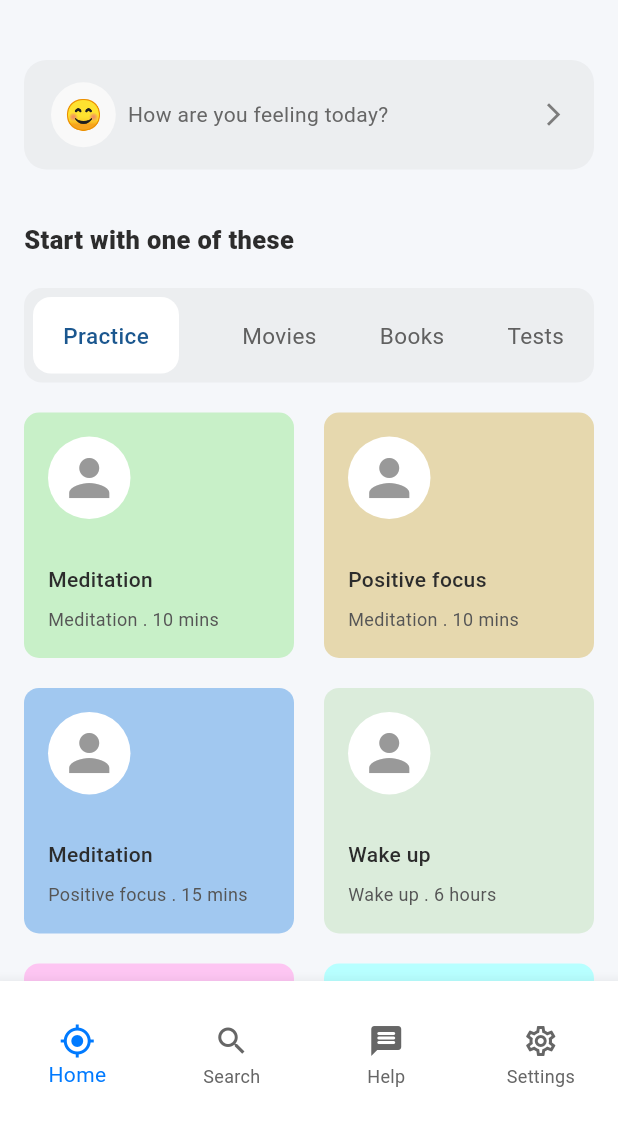
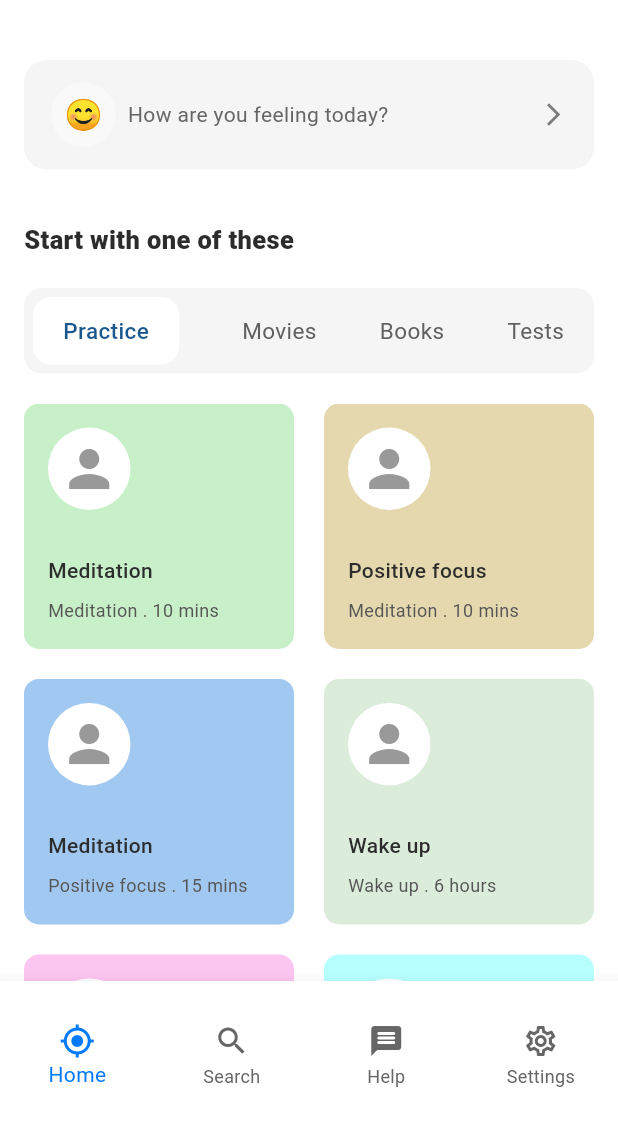
Before and after one commit to JoshuaOzibo/Mental_health_ui, a Flutter app: the screen it shows after launch, on a phone screen of 412 x 824 dp, the part 105-1236 px from its top. Run offline on Flutter 3.47's test engine with Material 3 defaults, Android fonts, the phone set to English and light mode, and no system bars.

Commit message:
feat: update UI colors to improve visual consistency across app components

```diff
--- a/lib/features/home_page/components/app_bar.dart
+++ b/lib/features/home_page/components/app_bar.dart
@@ -11,7 +11,7 @@ class AppBarSection extends StatelessWidget implements PreferredSizeWidget {
     return AppBar(
       leadingWidth: 300,
       toolbarHeight: 80,
-      backgroundColor: NovaColors.backgroundLight,
+      backgroundColor: Colors.white,
       leading: Row(
         spacing: 8,
         mainAxisAlignment: MainAxisAlignment.start,
--- a/lib/features/home_page/components/practices_ui.dart
+++ b/lib/features/home_page/components/practices_ui.dart
@@ -8,12 +8,8 @@ class PracticesUi extends StatelessWidget {
 
   @override
   Widget build(BuildContext context) {
-    return SingleChildScrollView(
-      child: Column(
-        children: [
-          GridView.builder(
-            shrinkWrap: true,
-            physics: NeverScrollableScrollPhysics(),
+    return GridView.builder(
+      padding: const EdgeInsets.only(bottom: 20),
       gridDelegate: SliverGridDelegateWithFixedCrossAxisCount(
         crossAxisCount: 2,
         crossAxisSpacing: 20,
@@ -22,25 +18,26 @@ class PracticesUi extends StatelessWidget {
       ),
 
       itemCount: practiceData.length,
-            itemBuilder: (context, index){
+      itemBuilder: (context, index) {
         final data = practiceData[index];
         return CardUI(
-                color: data['color'] == "NovaColors.meditationGreen" ? NovaColors.meditationGreen
-                : data['color'] == "NovaColors.positiveFocusPeach," ? const Color.fromARGB(255, 230, 216, 174)
-                : data['color'] == "NovaColors.wakeUpBlue" ? const Color.fromARGB(255, 161, 200, 240)
-                : data['color'] == "NovaColors.mindfulnessLightGreen" ? const Color.fromARGB(255, 219, 236, 219)
-                : data['color'] == "const Color.fromARGB(255, 218, 255, 153)" ? const Color.fromARGB(255, 253, 197, 242)
+          color: data['color'] == "NovaColors.meditationGreen"
+              ? NovaColors.meditationGreen
+              : data['color'] == "NovaColors.positiveFocusPeach,"
+              ? const Color.fromARGB(255, 230, 216, 174)
+              : data['color'] == "NovaColors.wakeUpBlue"
+              ? const Color.fromARGB(255, 161, 200, 240)
+              : data['color'] == "NovaColors.mindfulnessLightGreen"
+              ? const Color.fromARGB(255, 219, 236, 219)
+              : data['color'] == "const Color.fromARGB(255, 218, 255, 153)"
+              ? const Color.fromARGB(255, 253, 197, 242)
               : const Color.fromARGB(255, 183, 255, 255),
           practice: data['practice']!,
           time: data['time']!,
         );
-            }
+      },
+    );
 
-          ),
-
-          SizedBox(height: 20),
-        ],
-      ),
-    );
+    // SizedBox(height: 20),
   }
 }
--- a/lib/features/home_page/screens/home_screen.dart
+++ b/lib/features/home_page/screens/home_screen.dart
@@ -11,12 +11,12 @@ class HomeScreen extends StatelessWidget {
   @override
   Widget build(BuildContext context) {
     return Scaffold(
-      backgroundColor: NovaColors.backgroundLight,
+      backgroundColor: Colors.white,
       appBar: AppBarSection(),
 
-      body: SingleChildScrollView(
-        child: Container(
+      body: Container(
         padding: EdgeInsets.symmetric(horizontal: 16),
+        color: Colors.white,
         child: Column(
           crossAxisAlignment: CrossAxisAlignment.start,
           children: [
@@ -29,7 +29,7 @@ class HomeScreen extends StatelessWidget {
                 size: 18,
               ),
               onPressed: () => {
-                  showBottomSheet(
+                showModalBottomSheet(
                   context: context,
                   builder: (BuildContext context) {
                     return BottomShitcontainer();
@@ -72,7 +72,7 @@ class HomeScreen extends StatelessWidget {
                       Container(
                         padding: EdgeInsets.symmetric(
                           horizontal: 20,
-                            vertical: 15,
+                          vertical: 12,
                         ),
                         decoration: BoxDecoration(
                           color: NovaColors.cardBackground,
@@ -117,11 +117,10 @@ class HomeScreen extends StatelessWidget {
 
                 SizedBox(height: 20),
 
-                  PracticesUi(),
+                SizedBox(height: 420, child: PracticesUi()),
               ],
             ),
           ],
-          ),
         ),
       ),
 
--- a/lib/main.dart
+++ b/lib/main.dart
@@ -11,8 +11,10 @@ class MyApp extends StatelessWidget {
   @override
   Widget build(BuildContext context) {
     return MaterialApp(
+      theme: ThemeData(
+        scaffoldBackgroundColor: Colors.white
+      ),
       debugShowCheckedModeBanner: false,
-      home: Scaffold(body: const HomeScreen()),
-    );
+      home:const HomeScreen());
   }
 }
```
Lines whose indentation alone changed are shown as unchanged.
